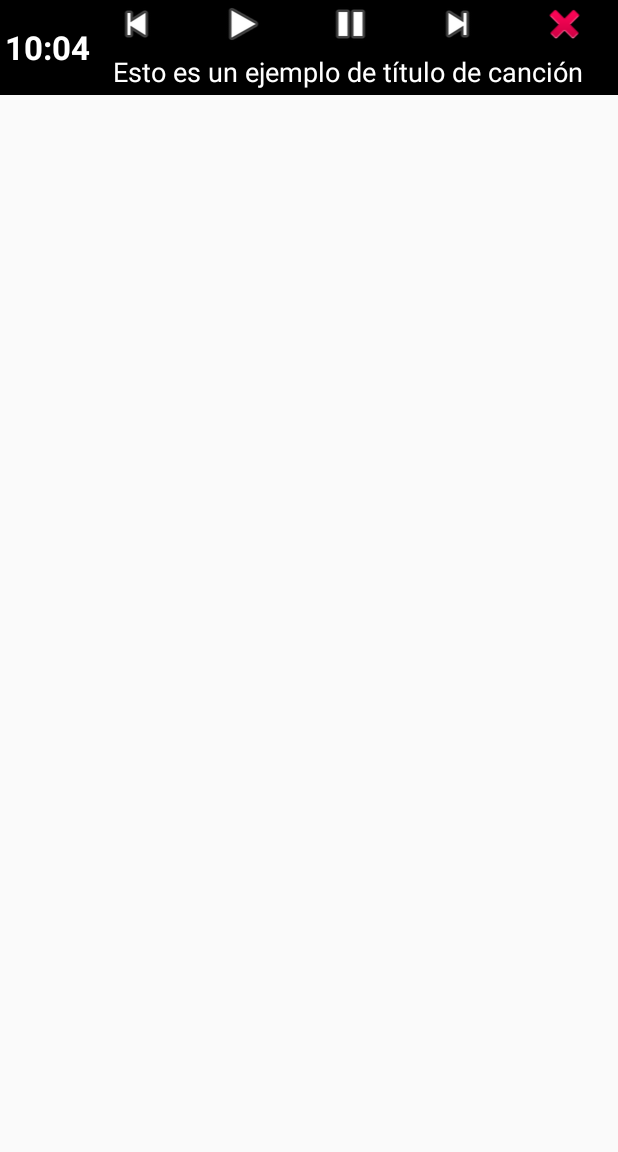
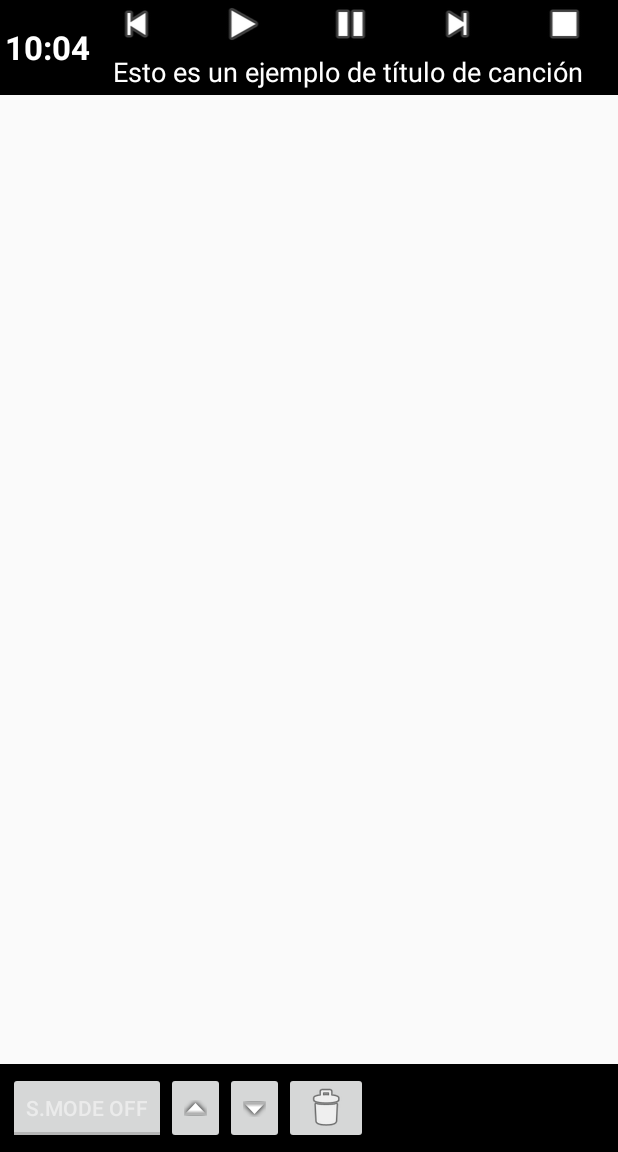
Before and after one commit to fbomana/yoplp, an Android app: the screen it shows after launch (YOPLPActivity), on a phone screen of 412 x 824 dp, the part 84-1236 px from its top. Run offline under Robolectric (Android 15) with nearby library versions, the phone set to English and light mode, and no system bars.

Commit message:
Se añaden los botones:  selectionMode, Up, Down, Delete ; para todos los layouts. Se añade el nuevo atributo playing a la clase Track y se modifica para que haga las funciones que hacía el atributo selected. Se eliminan los png de los botones viejos. Se baja de Google erl botón ic_media_stop que falta en los incluidos por defecto en android y se substituye ic_delete por este para el botón de stop.

```diff
--- a/app/src/main/java/es/ait/yoplp/PlayListAdapter.java
+++ b/app/src/main/java/es/ait/yoplp/PlayListAdapter.java
@@ -36,7 +36,7 @@ public class PlayListAdapter extends ArrayAdapter<File>
         ((TextView)view.findViewById( R.id.plItemNumber )).setText( String.format("%1$4s", position + 1));
         ((TextView)view.findViewById( R.id.plItemFileName )).setText(plm.get( position ).getFile().getName());
         ((TextView)view.findViewById( R.id.plItemLength )).setText( plm.get( position ).getDuration());
-        if ( plm.get( position ).isSelected())
+        if ( plm.get( position ).isPlaying())
         {
             view.setBackgroundResource( R.drawable.playlist_item_selected );
         }
--- a/app/src/main/java/es/ait/yoplp/YOPLPActivity.java
+++ b/app/src/main/java/es/ait/yoplp/YOPLPActivity.java
@@ -236,8 +236,8 @@ public class YOPLPActivity extends AppCompatActivity implements View.OnClickList
     @Override
     public void playListPositionChanged(int pointer)
     {
-        ((PlayListManager<Track>)PlayListManager.getInstance()).get( seleccionado ).setSelected( false );
-        ((PlayListManager<Track>)PlayListManager.getInstance()).get( pointer ).setSelected(true);
+        ((PlayListManager<Track>)PlayListManager.getInstance()).get( seleccionado ).setPlaying( false );
+        ((PlayListManager<Track>)PlayListManager.getInstance()).get( pointer ).setPlaying( true );
 
         (( ListView )findViewById( R.id.playListView )).invalidateViews();
         seleccionado = pointer;
--- a/app/src/main/java/es/ait/yoplp/playlist/Track.java
+++ b/app/src/main/java/es/ait/yoplp/playlist/Track.java
@@ -16,11 +16,13 @@ public class Track implements Comparable<Track>
     private String author;
     private String album;
     private boolean selected;
+    private boolean playing;
 
     public Track( File file )
     {
         this.file = file;
         this.setSelected(false);
+        this.setPlaying( false );
         this.durationMillis = 0l;
     }
 
@@ -74,6 +76,17 @@ public class Track implements Comparable<Track>
         this.selected = selected;
     }
 
+    public boolean isPlaying()
+    {
+        return playing;
+    }
+
+    public void setPlaying(boolean playing)
+    {
+        this.playing = playing;
+    }
+
+
     @Override
     public int compareTo(Track another)
     {
--- a/app/src/main/res/layout-land/yoplp.xml
+++ b/app/src/main/res/layout-land/yoplp.xml
@@ -77,7 +77,7 @@
                     android:background="@android:color/transparent"
                     android:paddingLeft="10dp"
                     android:paddingRight="10dp"
-                    android:src="@android:drawable/ic_delete"/>
+                    android:src="@drawable/ic_media_stop"/>
             </LinearLayout>
             <TextView
                 android:id="@+id/textSongName"
@@ -101,7 +101,43 @@
     <ListView
         android:id="@+id/playListView"
         android:layout_width="match_parent"
-        android:layout_height="wrap_content">
+        android:layout_height="wrap_content"
+        android:layout_weight="1">
     </ListView>
+    <LinearLayout
+        android:layout_width="match_parent"
+        android:layout_height="wrap_content"
+        android:orientation="horizontal"
+        android:padding="5dp"
+        android:background="@android:color/background_dark">
+        <ToggleButton
+            android:layout_width="wrap_content"
+            android:layout_height="wrap_content"
+            android:textOn="@string/selectionModeOn"
+            android:textOff="@string/selectionModeOff"
+            android:id="@+id/buttonSelecctionMode"
+            android:textColor="@android:color/primary_text_dark"/>
+        <ImageButton
+            android:layout_width="wrap_content"
+            android:layout_height="match_parent"
+            android:id="@+id/buttonUp"
+            android:src="@android:drawable/arrow_up_float"
+            android:gravity="center_vertical"
+            android:layout_gravity="center_vertical"/>
+        <ImageButton
+            android:layout_width="wrap_content"
+            android:layout_height="match_parent"
+            android:id="@+id/buttonDown"
+            android:src="@android:drawable/arrow_down_float"
+            android:gravity="center_vertical"
+            android:layout_gravity="center_vertical"/>
+        <ImageButton
+            android:layout_width="wrap_content"
+            android:layout_height="match_parent"
+            android:id="@+id/buttonDelete"
+            android:src="@android:drawable/ic_menu_delete"
+            android:gravity="center_vertical"
+            android:layout_gravity="center_vertical"/>
+    </LinearLayout>
 
 </LinearLayout>
--- a/app/src/main/res/layout-port/yoplp.xml
+++ b/app/src/main/res/layout-port/yoplp.xml
@@ -78,7 +78,7 @@
                     android:background="@android:color/transparent"
                     android:paddingLeft="10dp"
                     android:paddingRight="10dp"
-                    android:src="@android:drawable/ic_delete"/>
+                    android:src="@drawable/ic_media_stop"/>
             </LinearLayout>
             <TextView
                 android:id="@+id/textSongName"
@@ -102,7 +102,42 @@
     <ListView
         android:id="@+id/playListView"
         android:layout_width="match_parent"
-        android:layout_height="wrap_content">
+        android:layout_height="wrap_content"
+        android:layout_weight="1">
     </ListView>
-
+    <LinearLayout
+        android:layout_width="match_parent"
+        android:layout_height="wrap_content"
+        android:orientation="horizontal"
+        android:padding="5dp"
+        android:background="@android:color/background_dark">
+        <ToggleButton
+            android:layout_width="wrap_content"
+            android:layout_height="wrap_content"
+            android:textOn="@string/selectionModeOn"
+            android:textOff="@string/selectionModeOff"
+            android:id="@+id/buttonSelecctionMode"
+            android:textColor="@android:color/primary_text_dark"/>
+        <ImageButton
+            android:layout_width="wrap_content"
+            android:layout_height="match_parent"
+            android:id="@+id/buttonUp"
+            android:src="@android:drawable/arrow_up_float"
+            android:gravity="center_vertical"
+            android:layout_gravity="center_vertical"/>
+        <ImageButton
+            android:layout_width="wrap_content"
+            android:layout_height="match_parent"
+            android:id="@+id/buttonDown"
+            android:src="@android:drawable/arrow_down_float"
+            android:gravity="center_vertical"
+            android:layout_gravity="center_vertical"/>
+        <ImageButton
+            android:layout_width="wrap_content"
+            android:layout_height="match_parent"
+            android:id="@+id/buttonDelete"
+            android:src="@android:drawable/ic_menu_delete"
+            android:gravity="center_vertical"
+            android:layout_gravity="center_vertical"/>
+    </LinearLayout>
 </LinearLayout>
--- a/app/src/main/res/layout-xlarge-land/yoplp.xml
+++ b/app/src/main/res/layout-xlarge-land/yoplp.xml
@@ -63,7 +63,7 @@
                 android:layout_weight="1"
                 android:paddingLeft="10dp"
                 android:paddingRight="10dp"
-                android:src="@android:drawable/ic_delete"/>
+                android:src="@drawable/ic_media_stop"/>
         </LinearLayout>
         <TextView
             android:id="@+id/textSongTimeLeft"
@@ -144,19 +144,34 @@
             android:orientation="horizontal"
             android:baselineAligned="false"
             android:padding="5dp">
-            <TextView
-                android:layout_width="wrap_content"
-                android:layout_height="wrap_content"
-                android:text="@string/button_selection_mode"
-                android:textSize="@dimen/abc_text_size_medium_material"
-                android:textColor="@android:color/primary_text_dark"
-                android:layout_weight="1"
-                android:layout_gravity="center_vertical"/>
             <ToggleButton
                 android:layout_width="wrap_content"
                 android:layout_height="wrap_content"
+                android:textOn="@string/selectionModeOn"
+                android:textOff="@string/selectionModeOff"
                 android:id="@+id/buttonSelecctionMode"
                 android:textColor="@android:color/primary_text_dark"/>
+            <ImageButton
+                android:layout_width="wrap_content"
+                android:layout_height="match_parent"
+                android:id="@+id/buttonUp"
+                android:src="@android:drawable/arrow_up_float"
+                android:gravity="center_vertical"
+                android:layout_gravity="center_vertical"/>
+            <ImageButton
+                android:layout_width="wrap_content"
+                android:layout_height="match_parent"
+                android:id="@+id/buttonDown"
+                android:src="@android:drawable/arrow_down_float"
+                android:gravity="center_vertical"
+                android:layout_gravity="center_vertical"/>
+            <ImageButton
+                android:layout_width="wrap_content"
+                android:layout_height="match_parent"
+                android:id="@+id/buttonDelete"
+                android:src="@android:drawable/ic_menu_delete"
+                android:gravity="center_vertical"
+                android:layout_gravity="center_vertical"/>
         </LinearLayout>
     </LinearLayout>
     <LinearLayout
--- a/app/src/main/res/values/strings.xml
+++ b/app/src/main/res/values/strings.xml
@@ -11,5 +11,7 @@
     <string name="menuRandomizeList">Randomize Playlist</string>
     <string name="menuSortList">Sort Playlist</string>
     <string name="button_selection_mode">Selecction Mode</string>
+    <string name="selectionModeOn">S.Mode On </string>
+    <string name="selectionModeOff">S.Mode Off</string>
 
 </resources>
```
Also changed, not shown: app/src/main/res/drawable-hdpi/ic_media_stop.png (added), app/src/main/res/drawable-mdpi/ic_media_stop.png (added), app/src/main/res/drawable/first.png (deleted), app/src/main/res/drawable/last.png (deleted), app/src/main/res/drawable/next.png (deleted), app/src/main/res/drawable/pause.png (deleted), app/src/main/res/drawable/play.png (deleted), app/src/main/res/drawable/previous.png (deleted), app/src/main/res/drawable/stop.png (deleted), 1 other file.
